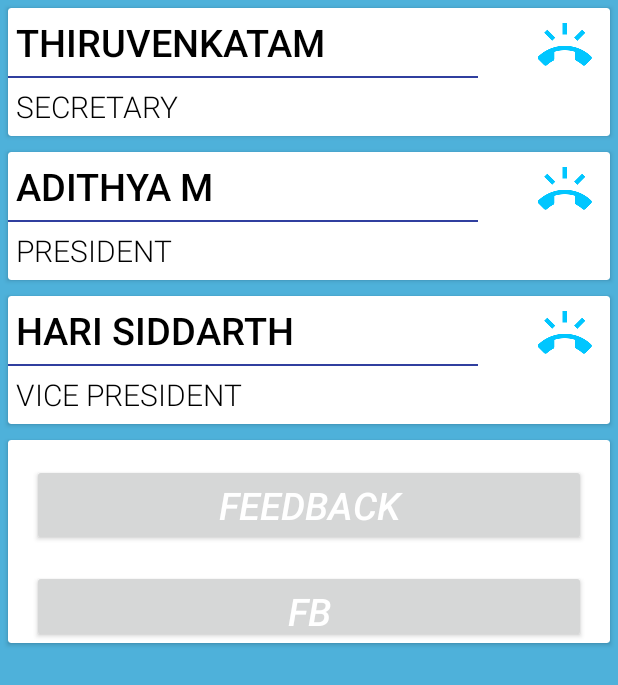
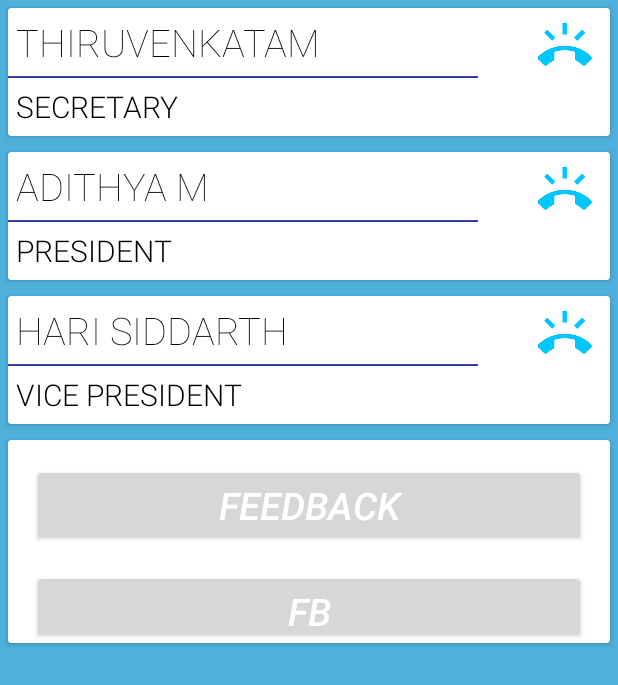
Before and after one commit to nareshvelu96/Interrupt2016, an Android app: the layout contact.xml on its own in the app's theme, with its tools: preview values and no code run, on a phone screen of 412 x 824 dp. Shown: the top 685 px of the screen. Run offline under Robolectric (Android 15) with nearby library versions, the light colour scheme and no system bars; plain views replace FButton; Roboto replaces fonts that are not available here.

Commit message:
Final v1.1

```diff
--- a/app/build.gradle
+++ b/app/build.gradle
@@ -4,7 +4,7 @@ android {
     compileSdkVersion 24
     buildToolsVersion "24.0.0"
 
-    useLibrary  'org.apache.http.legacy'
+    useLibrary 'org.apache.http.legacy'
 
     dexOptions {
         incremental true
@@ -54,6 +54,9 @@ android {
 
 
 
+
+
+
 dependencies {
     compile fileTree(include: ['*.jar'], dir: 'libs')
     testCompile 'junit:junit:4.12'
@@ -76,7 +79,6 @@ dependencies {
     compile 'com.google.android.gms:play-services:9.4.0'
     compile 'com.ikimuhendis:ldrawer:0.1'
     compile 'uk.co.chrisjenx:calligraphy:2.1.0'
-
     compile files('libs/slf4j-api-1.7.2.jar')
     compile files('libs/joda-time-2.1.jar')
     compile files('libs/sanmoku-feature-ex-0.0.1.jar')
--- a/app/src/main/res/layout/contact.xml
+++ b/app/src/main/res/layout/contact.xml
@@ -25,8 +25,7 @@
                 android:textColor="#000000"
                 android:textSize="25dp"
                 android:layout_margin="5dp"
-                android:fontFamily="sans-serif-light"
-                android:textStyle="bold"
+                android:fontFamily="sans-serif-thin"
                 />
             <View
                 android:layout_width="313dp"
@@ -73,8 +72,7 @@
                 android:textColor="#000000"
                 android:textSize="25dp"
                 android:layout_margin="5dp"
-                android:fontFamily="sans-serif-light"
-                android:textStyle="bold"
+                android:fontFamily="sans-serif-thin"
                 />
             <View
                 android:layout_width="313dp"
@@ -120,8 +118,7 @@
                 android:textColor="#000000"
                 android:textSize="25dp"
                 android:layout_margin="5dp"
-                android:fontFamily="sans-serif-light"
-                android:textStyle="bold"
+                android:fontFamily="sans-serif-thin"
                 />
             <View
                 android:layout_width="313dp"
--- a/app/src/main/res/values/strings.xml
+++ b/app/src/main/res/values/strings.xml
@@ -1,6 +1,6 @@
 <resources>
 
-
+<string name="chat">Ask me Interrupt-related queries!</string>
     <string-array name="stops">
         <item>100 ft Road</item>
         <item>100ft Road</item>
```
Also changed, not shown: app/src/main/res/layout/activity_chat.xml (+11 -4 lines), 1 other file.
